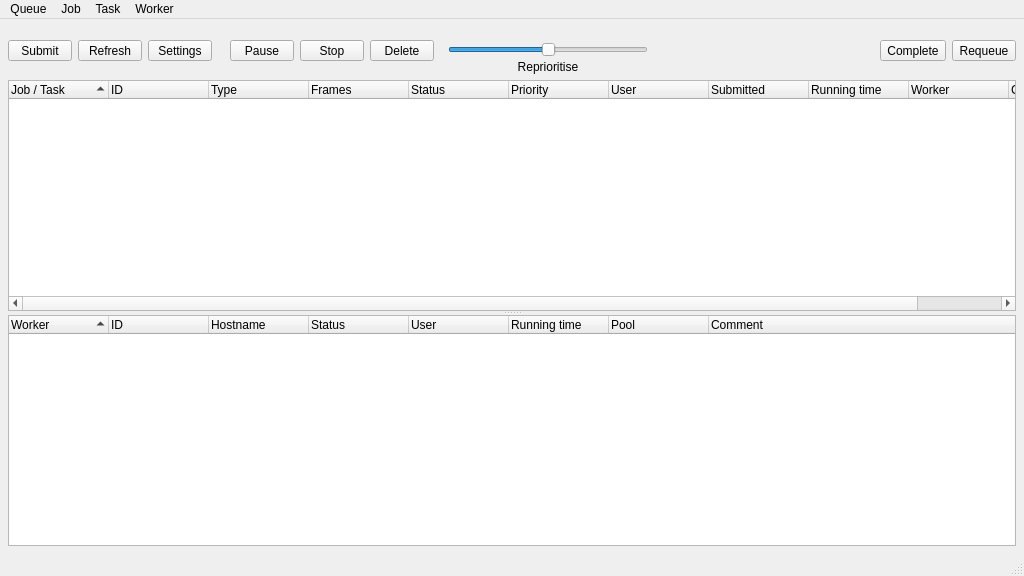
Above: renderqueue/renderqueue.ui from all-in-one-of/renderqueue before the change. Below: the same form after it.
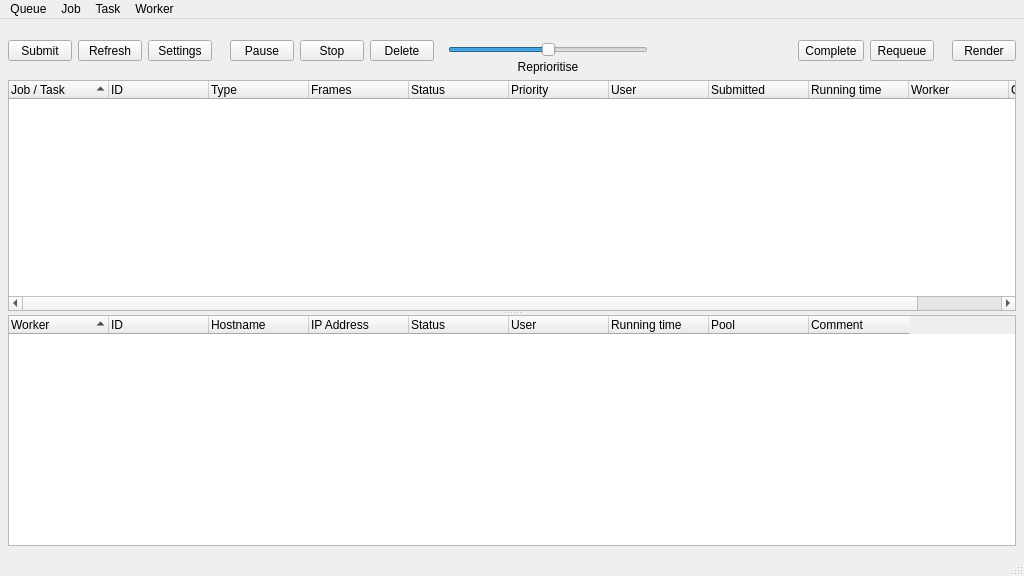
That is the form after the change. Icons and pictures are not drawn.

Patch:
```diff
--- a/renderqueue/renderqueue.ui
+++ b/renderqueue/renderqueue.ui
@@ -473,6 +473,56 @@
          </layout>
         </widget>
        </item>
+       <item>
+        <widget class="QFrame" name="worker_frame">
+         <property name="lineWidth">
+          <number>0</number>
+         </property>
+         <layout class="QHBoxLayout" name="task_horizontalLayout_2">
+          <property name="leftMargin">
+           <number>0</number>
+          </property>
+          <property name="topMargin">
+           <number>0</number>
+          </property>
+          <property name="rightMargin">
+           <number>0</number>
+          </property>
+          <property name="bottomMargin">
+           <number>0</number>
+          </property>
+          <item>
+           <widget class="QToolButton" name="workerControl_toolButton">
+            <property name="minimumSize">
+             <size>
+              <width>64</width>
+              <height>0</height>
+             </size>
+            </property>
+            <property name="text">
+             <string>Render</string>
+            </property>
+            <property name="icon">
+             <iconset resource="icons.qrc">
+              <normaloff>:/icons/icons/icon_editor.png</normaloff>:/icons/icons/icon_editor.png</iconset>
+            </property>
+            <property name="iconSize">
+             <size>
+              <width>32</width>
+              <height>32</height>
+             </size>
+            </property>
+            <property name="popupMode">
+             <enum>QToolButton::InstantPopup</enum>
+            </property>
+            <property name="toolButtonStyle">
+             <enum>Qt::ToolButtonTextUnderIcon</enum>
+            </property>
+           </widget>
+          </item>
+         </layout>
+        </widget>
+       </item>
       </layout>
      </widget>
     </item>
@@ -578,6 +628,9 @@
        <attribute name="headerShowSortIndicator" stdset="0">
         <bool>true</bool>
        </attribute>
+       <attribute name="headerStretchLastSection">
+        <bool>false</bool>
+       </attribute>
        <column>
         <property name="text">
          <string>Worker</string>
@@ -593,6 +646,11 @@
          <string>Hostname</string>
         </property>
        </column>
+       <column>
+        <property name="text">
+         <string>IP Address</string>
+        </property>
+       </column>
        <column>
         <property name="text">
          <string>Status</string>
```
Left out of the diff: 10 changed lines with no effect on the pictures.
